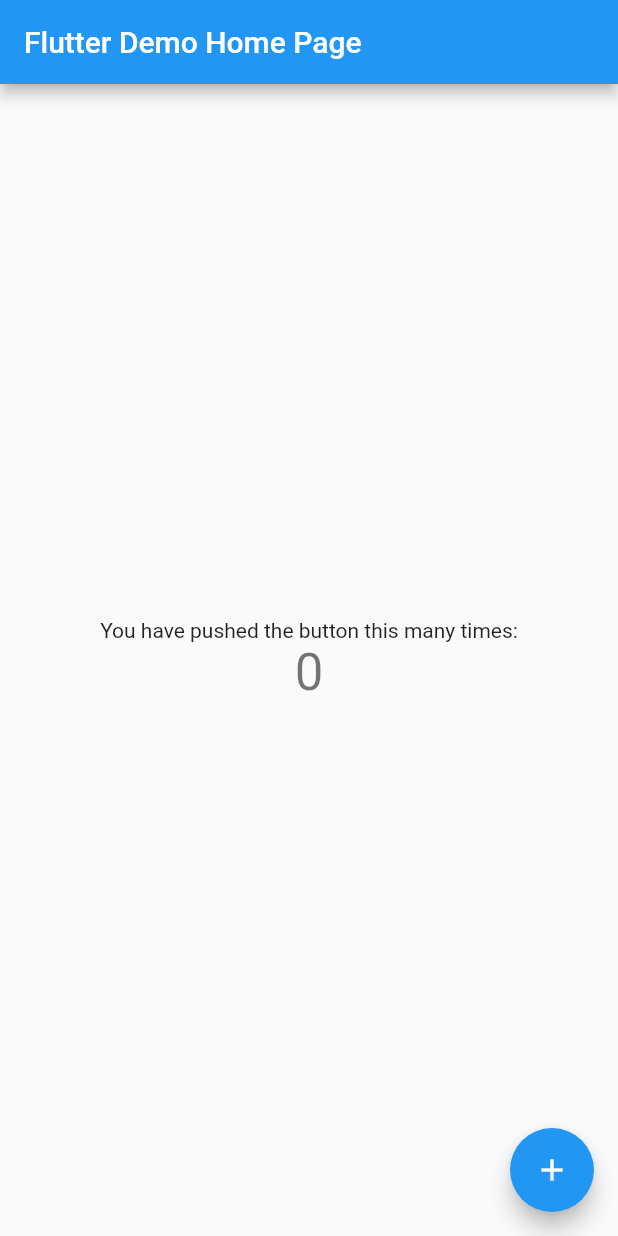
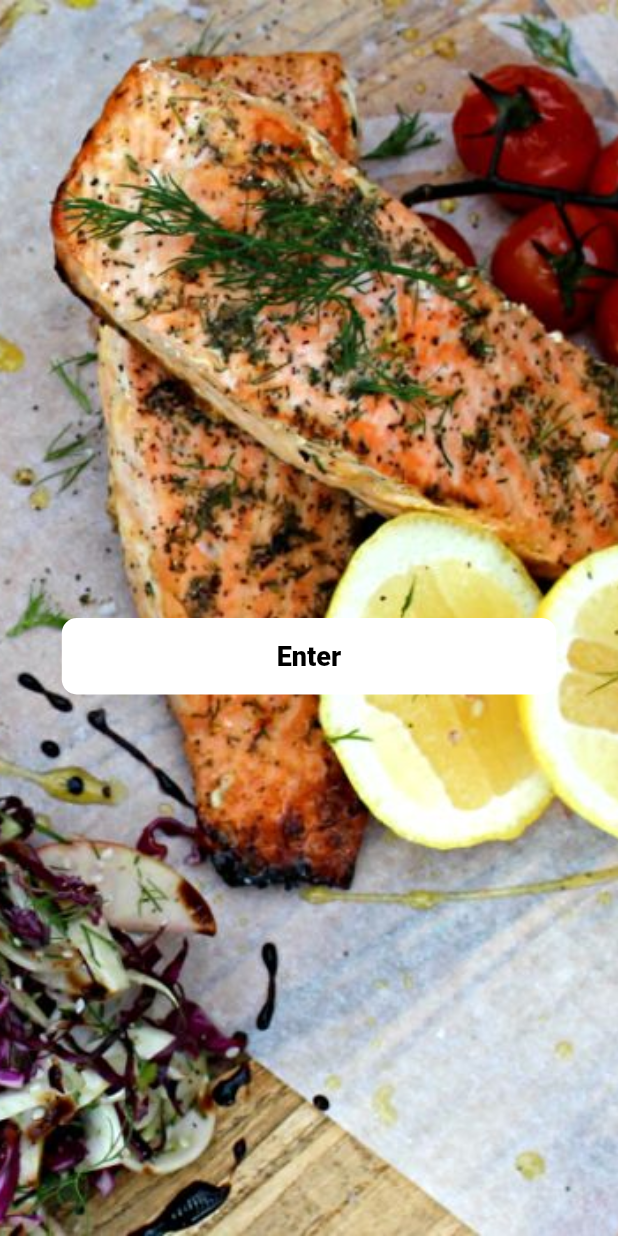
Before and after one commit to arsarsars1/food, a Flutter app: the screen it shows after launch, on a phone screen of 412 x 824 dp. Run offline on Flutter 3.47's test engine with Material 2 defaults, Android fonts, the phone set to English and light mode, and no system bars; our stand-ins replace cached_network_image, connectivity, dio, get, get_storage; network calls fail.

Commit message:
1) Home UI designed 2) Api initialized 3) controllers and utils integrated

```diff
--- /dev/null
+++ b/lib/domain/api/config/config.dart
@@ -0,0 +1,6 @@
+class Config {
+  static const String baseUrl = 'https://www.themealdb.com';
+  static const String v1 = '/api/json/v1/1';
+
+  static const String byCategory = '$v1/list.php?c=';
+}
--- /dev/null
+++ b/lib/domain/resources/colors.dart
@@ -0,0 +1,9 @@
+import 'package:flutter/material.dart';
+
+class ColorsCustom {
+  static const Color yellow = Colors.yellow;
+  static const Color transparent = Colors.transparent;
+  static const Color black = Colors.black;
+  static const Color grey = Colors.grey;
+  static const Color white = Colors.white;
+}
--- a/lib/main.dart
+++ b/lib/main.dart
@@ -1,115 +1,56 @@
 import 'package:flutter/material.dart';
+import 'package:food/export.dart';
+import 'package:get/get.dart';
 
-void main() {
+void main() async {
+  WidgetsFlutterBinding.ensureInitialized();
+  await Utilities.initApp();
   runApp(const MyApp());
 }
 
 class MyApp extends StatelessWidget {
   const MyApp({Key? key}) : super(key: key);
 
-  // This widget is the root of your application.
   @override
   Widget build(BuildContext context) {
-    return MaterialApp(
-      title: 'Flutter Demo',
+    return GetMaterialApp(
+      title: 'Food app',
+      debugShowCheckedModeBanner: false,
       theme: ThemeData(
-        // This is the theme of your application.
-        //
-        // Try running your application with "flutter run". You'll see the
-        // application has a blue toolbar. Then, without quitting the app, try
-        // changing the primarySwatch below to Colors.green and then invoke
-        // "hot reload" (press "r" in the console where you ran "flutter run",
-        // or simply save your changes to "hot reload" in a Flutter IDE).
-        // Notice that the counter didn't reset back to zero; the application
-        // is not restarted.
         primarySwatch: Colors.blue,
       ),
-      home: const MyHomePage(title: 'Flutter Demo Home Page'),
+      home: const SplashScreen(),
     );
   }
 }
 
-class MyHomePage extends StatefulWidget {
-  const MyHomePage({Key? key, required this.title}) : super(key: key);
-
-  // This widget is the home page of your application. It is stateful, meaning
-  // that it has a State object (defined below) that contains fields that affect
-  // how it looks.
-
-  // This class is the configuration for the state. It holds the values (in this
-  // case the title) provided by the parent (in this case the App widget) and
-  // used by the build method of the State. Fields in a Widget subclass are
-  // always marked "final".
-
-  final String title;
-
-  @override
-  State<MyHomePage> createState() => _MyHomePageState();
-}
-
-class _MyHomePageState extends State<MyHomePage> {
-  int _counter = 0;
-
-  void _incrementCounter() {
-    setState(() {
-      // This call to setState tells the Flutter framework that something has
-      // changed in this State, which causes it to rerun the build method below
-      // so that the display can reflect the updated values. If we changed
-      // _counter without calling setState(), then the build method would not be
-      // called again, and so nothing would appear to happen.
-      _counter++;
-    });
-  }
+class SplashScreen extends StatelessWidget {
+  const SplashScreen({Key? key}) : super(key: key);
 
   @override
   Widget build(BuildContext context) {
-    // This method is rerun every time setState is called, for instance as done
-    // by the _incrementCounter method above.
-    //
-    // The Flutter framework has been optimized to make rerunning build methods
-    // fast, so that you can just rebuild anything that needs updating rather
-    // than having to individually change instances of widgets.
     return Scaffold(
-      appBar: AppBar(
-        // Here we take the value from the MyHomePage object that was created by
-        // the App.build method, and use it to set our appbar title.
-        title: Text(widget.title),
+      body: Stack(
+        children: [
+          Image.asset(
+            "assets/food.jpeg",
+            fit: BoxFit.cover,
+            height: MediaQuery.of(context).size.height,
+          ),
+          Positioned(
+            top: MediaQuery.of(context).size.height * 0.5,
+            right: MediaQuery.of(context).size.width * 0.1,
+            left: MediaQuery.of(context).size.width * 0.1,
+            child: ButtonWidget(
+              onTap: () => Get.to(() => const HomePage()),
+              text: "Enter",
+              isSelected: true,
+              color: ColorsCustom.white,
+              padding: const EdgeInsets.symmetric(vertical: 15),
+            ),
+          )
+        ],
       ),
-      body: Center(
-        // Center is a layout widget. It takes a single child and positions it
-        // in the middle of the parent.
-        child: Column(
-          // Column is also a layout widget. It takes a list of children and
-          // arranges them vertically. By default, it sizes itself to fit its
-          // children horizontally, and tries to be as tall as its parent.
-          //
-          // Invoke "debug painting" (press "p" in the console, choose the
-          // "Toggle Debug Paint" action from the Flutter Inspector in Android
-          // Studio, or the "Toggle Debug Paint" command in Visual Studio Code)
-          // to see the wireframe for each widget.
-          //
-          // Column has various properties to control how it sizes itself and
-          // how it positions its children. Here we use mainAxisAlignment to
-          // center the children vertically; the main axis here is the vertical
-          // axis because Columns are vertical (the cross axis would be
-          // horizontal).
-          mainAxisAlignment: MainAxisAlignment.center,
-          children: <Widget>[
-            const Text(
-              'You have pushed the button this many times:',
-            ),
-            Text(
-              '$_counter',
-              style: Theme.of(context).textTheme.headline4,
-            ),
-          ],
-        ),
-      ),
-      floatingActionButton: FloatingActionButton(
-        onPressed: _incrementCounter,
-        tooltip: 'Increment',
-        child: const Icon(Icons.add),
-      ), // This trailing comma makes auto-formatting nicer for build methods.
     );
   }
 }
--- /dev/null
+++ b/lib/ui/template/button_widget.dart
@@ -0,0 +1,50 @@
+import 'package:flutter/material.dart';
+import 'package:food/export.dart';
+
+class ButtonWidget extends StatelessWidget {
+  final double radius;
+  final bool isSelected;
+  final String? text;
+  final Widget? child;
+  final Color? color;
+  final Color? textColor;
+  final EdgeInsets padding;
+  final EdgeInsets margin;
+  final GestureTapCallback? onTap;
+  const ButtonWidget(
+      {Key? key,
+      this.radius = 10,
+      this.isSelected = false,
+      this.child,
+      this.text,
+      this.color,
+      this.textColor,
+      this.margin = EdgeInsets.zero,
+      this.padding = const EdgeInsets.all(8),
+      this.onTap})
+      : super(key: key);
+
+  @override
+  Widget build(BuildContext context) {
+    return InkWell(
+      onTap: onTap,
+      borderRadius: BorderRadius.circular(radius),
+      child: Container(
+        decoration: BoxDecoration(
+          borderRadius: BorderRadius.circular(radius),
+          color: color ?? (isSelected ? Colors.amber : Colors.white),
+        ),
+        margin: margin,
+        padding: padding,
+        child: child ??
+            (text != null
+                ? TitleText(
+                    text: text,
+                    fontWeight: isSelected ? FontWeight.w800 : FontWeight.w300,
+                    fontSize: isSelected ? 18 : 17,
+                    color: textColor ?? ColorsCustom.black)
+                : const SizedBox()),
+      ),
+    );
+  }
+}
--- /dev/null
+++ b/lib/ui/template/title_text.dart
@@ -0,0 +1,29 @@
+import 'package:flutter/material.dart';
+import 'package:food/export.dart';
+
+class TitleText extends StatelessWidget {
+  final String? text;
+  final double fontSize;
+  final Color color;
+  final int? maxLines;
+  final TextAlign textAlign;
+  final FontWeight fontWeight;
+  const TitleText(
+      {Key? key,
+      this.text,
+      this.fontSize = 18,
+      this.maxLines,
+      this.textAlign = TextAlign.center,
+      this.color = ColorsCustom.black,
+      this.fontWeight = FontWeight.w700})
+      : super(key: key);
+  @override
+  Widget build(BuildContext context) {
+    return Text(text ?? "",
+        maxLines: maxLines,
+        overflow: maxLines != null ? TextOverflow.ellipsis : null,
+        textAlign: textAlign,
+        style: TextStyle(
+            fontSize: fontSize, fontWeight: fontWeight, color: color));
+  }
+}
```
Also changed, not shown: lib/domain/api/api_request.dart (added, +49 -0 lines), lib/domain/controllers/home_controller.dart (added, +55 -0 lines), lib/export.dart (added, +12 -0 lines), lib/ui/pages/home_page.dart (added, +99 -0 lines), lib/ui/pages/widget/home_widget.dart (added, +56 -0 lines), lib/ui/template/display_image_widget.dart (added, +43 -0 lines), lib/ui/template/loading_widget.dart (added, +10 -0 lines), lib/utils/utils.dart (added, +95 -0 lines), pubspec.yaml (+12 -65 lines), assets/food.jpeg (added), pubspec.lock, 14 other files.
